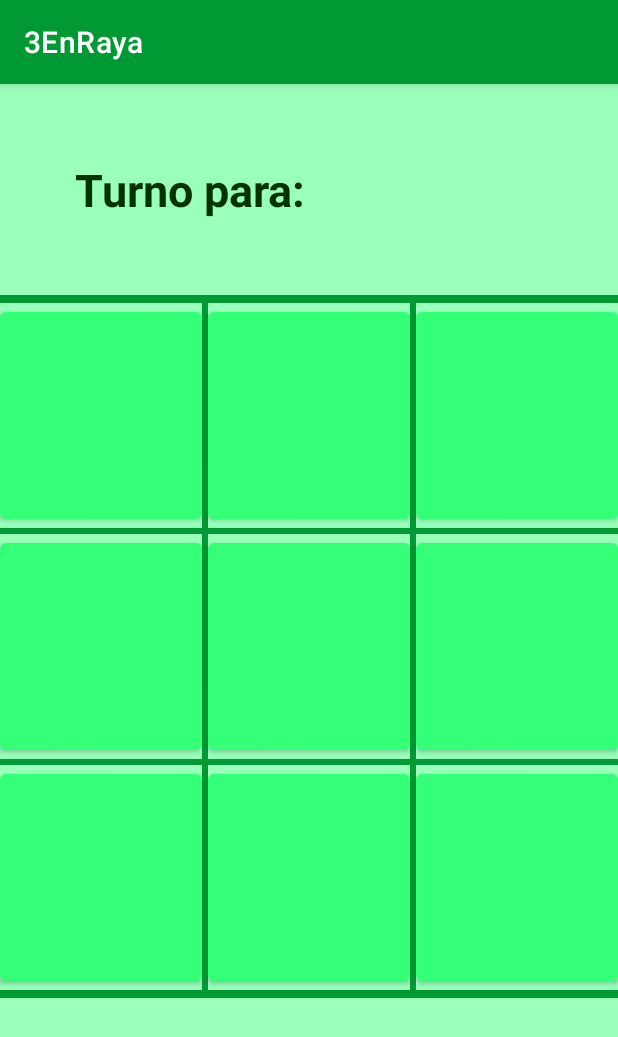
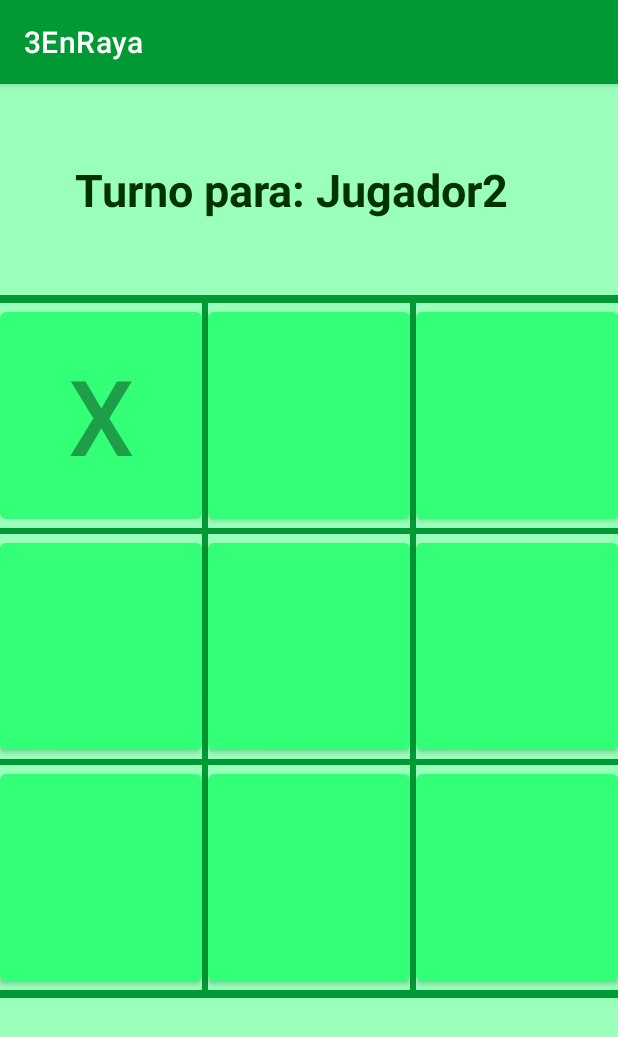
Before and after one commit to irisquerol/3EnRaya, an Android app: the screen it shows after launch (MainActivity before the commit, TicTacToeActivity after it), after a tap on an icon or button, on a phone screen of 412 x 824 dp. Shown: the top 1037 px of the screen. Run offline under Robolectric (Android 15) with nearby library versions, the phone set to English and light mode, and no system bars.

Commit message:
Board, list buttons matrix

```diff
--- a/app/src/main/AndroidManifest.xml
+++ b/app/src/main/AndroidManifest.xml
@@ -10,7 +10,7 @@
         android:supportsRtl="true"
         android:theme="@style/Theme.3EnRaya">
         <activity
-            android:name=".MainActivity"
+            android:name=".controller.TicTacToeActivity"
             android:exported="true">
             <intent-filter>
                 <action android:name="android.intent.action.MAIN" />
--- a/app/src/main/java/com/android/tresenraya/MainActivity.java
+++ /dev/null
@@ -1,30 +0,0 @@
-package com.android.tresenraya;
-
-import androidx.appcompat.app.AppCompatActivity;
-
-import android.os.Bundle;
-import android.widget.Button;
-
-public class MainActivity extends AppCompatActivity {
-
-    private int turno;
-
-    private Button btn_1;
-
-    @Override
-    protected void onCreate(Bundle savedInstanceState) {
-        super.onCreate(savedInstanceState);
-        setContentView(R.layout.activity_main);
-
-        btn_1 = findViewById(R.id.btn_1);
-
-        btn_1.setOnClickListener(view -> verifyWin(true, true));
-
-    }
-
-
-    private void verifyWin(boolean answer, boolean isTrue) {
-
-    }
-
-}
--- /dev/null
+++ b/app/src/main/java/com/android/tresenraya/controller/TicTacToeActivity.java
@@ -0,0 +1,105 @@
+package com.android.tresenraya.controller;
+
+import androidx.appcompat.app.AppCompatActivity;
+
+import android.os.Bundle;
+import android.view.Gravity;
+import android.widget.Button;
+import android.widget.TextView;
+import android.widget.Toast;
+
+import com.android.tresenraya.R;
+import com.android.tresenraya.model.Board;
+
+import java.util.ArrayList;
+import java.util.List;
+
+public class TicTacToeActivity extends AppCompatActivity {
+    private Board board;
+    private int turn = 1;
+    private TextView textTurn;
+    private static final int[] BUTTON_IDS = {
+            R.id.btn_1,
+            R.id.btn_2,
+            R.id.btn_3,
+            R.id.btn_4,
+            R.id.btn_5,
+            R.id.btn_6,
+            R.id.btn_7,
+            R.id.btn_8,
+            R.id.btn_9,
+    };
+
+    @Override
+    protected void onCreate(Bundle savedInstanceState) {
+        super.onCreate(savedInstanceState);
+        setContentView(R.layout.activity_main);
+        createListButtons();
+        textTurn = findViewById(R.id.text_turno);
+    }
+
+    private void createListButtons() {
+        List<Button> buttons = new ArrayList<>(BUTTON_IDS.length);
+        for (int id : BUTTON_IDS) {
+            Button button = findViewById(id);
+            button.setOnClickListener(view -> print(button)); // maybe
+            buttons.add(button);
+        }
+        board = new Board(buttons);
+    }
+
+
+    private void print(Button btn) {
+        if (btn.getText().equals(R.string.player1)) {
+            showToast(0);
+        } else if (btn.getText().equals(R.string.player2)) {
+            showToast(0);
+        } else {
+            if (turn == 1) {
+                btn.setText(R.string.player1);//X
+                btn.setEnabled(false);
+                turn = 2;
+            } else {
+                btn.setText(R.string.player2);//O
+                btn.setEnabled(false);
+                turn = 1;
+            }
+            if (board.checkWin("X")) {
+                showToast(1);
+            } else if (board.checkWin("O"))
+                showToast(2);
+            changeTextTurn();
+        }
+    }
+
+    private void changeTextTurn() {
+        if (turn == 1) {
+            textTurn.setText(R.string.turn1);
+        } else {
+            textTurn.setText(R.string.turn2);
+        }
+    }
+
+    private void showToast(int type) {
+        Toast t;
+        if (type == 0) {
+            t = Toast.makeText(TicTacToeActivity.this,
+                    R.string.block_toast, Toast.LENGTH_SHORT);
+        } else if (type == 1) {
+            t = Toast.makeText(TicTacToeActivity.this,
+                    "PLAYER 1 HA GANADO -X-", Toast.LENGTH_SHORT);//PlayerX Win
+        } else {
+            t = Toast.makeText(TicTacToeActivity.this,
+                    "PLAYER 2 HA GANADO -O-", Toast.LENGTH_SHORT);//PlayerX Win
+        }
+
+        t.setGravity(Gravity.TOP | Gravity.CENTER_HORIZONTAL, 0, 0);
+        t.show();
+    }
+
+    private void verifyWin(boolean answer, boolean isTrue) {
+
+    }
+
+
+}
--- /dev/null
+++ b/app/src/main/java/com/android/tresenraya/model/Board.java
@@ -0,0 +1,43 @@
+package com.android.tresenraya.model;
+
+import android.widget.Button;
+
+import java.util.List;
+
+public class Board {
+    Button matrix[][];
+
+    public Board(List<Button> buttons) {
+        createMatrix(buttons);
+    }
+
+    private void createMatrix(List<Button> buttons) {
+        matrix = new Button[3][3];
+        for (int i = 0; i < 3; i++) {
+            for (int j = 0; j < 3; j++) {
+                matrix[i][j] = buttons.get(i + j);
+            }
+        }
+
+    }
+
+    /**
+     * @return 1 or 2 depending on who won. returns 0 if anyone won
+     */
+    public boolean checkWin(String player) {
+        boolean win = false;
+        for (int i = 0; i < 3; i++) {
+            if (matrix[i][0].getText().equals(player) && matrix[i][1].getText().equals(player) && matrix[i][2].getText().equals(player)) {
+                win = true;
+            }
+        }
+        if (matrix[0][0].getText().equals(player) && matrix[1][1].getText().equals(player) && matrix[2][2].getText().equals(player)) {
+            win = true;
+        } else if (matrix[0][2].getText().equals(player) && matrix[1][1].getText().equals(player) && matrix[2][0].getText().equals(player)) {
+            win = true;
+        }
+
+
+        return win;
+    }
+}
--- a/app/src/main/res/layout/activity_main.xml
+++ b/app/src/main/res/layout/activity_main.xml
@@ -4,7 +4,7 @@
     xmlns:tools="http://schemas.android.com/tools"
     android:layout_width="match_parent"
     android:layout_height="match_parent"
-    tools:context=".MainActivity">
+    tools:context=".controller.TicTacToeActivity">
 
     <LinearLayout
         android:layout_width="match_parent"
@@ -18,7 +18,7 @@
             android:layout_width="wrap_content"
             android:layout_height="wrap_content"
             android:layout_margin="50dp"
-            android:text="@string/turno"
+            android:text="@string/turn1"
             android:textColor="@color/dark_green"
             android:textSize="30sp"
             android:textStyle="bold" />
--- a/app/src/main/res/values/strings.xml
+++ b/app/src/main/res/values/strings.xml
@@ -1,6 +1,8 @@
 <resources>
     <string name="app_name">3EnRaya</string>
-    <string name="turno">Turno para:</string>
-    <string name="player1">Jugador 1</string>
-    <string name="player2">Jugador 2</string>
+    <string name="turn1">Turno para: Jugador1</string>
+    <string name="turn2">Turno para: Jugador2</string>
+    <string name="player1">X</string>
+    <string name="player2">0</string>
+    <string name="block_toast">La casilla ya está utilizada</string>
 </resources>
```
Also changed, not shown: 2 other files.
